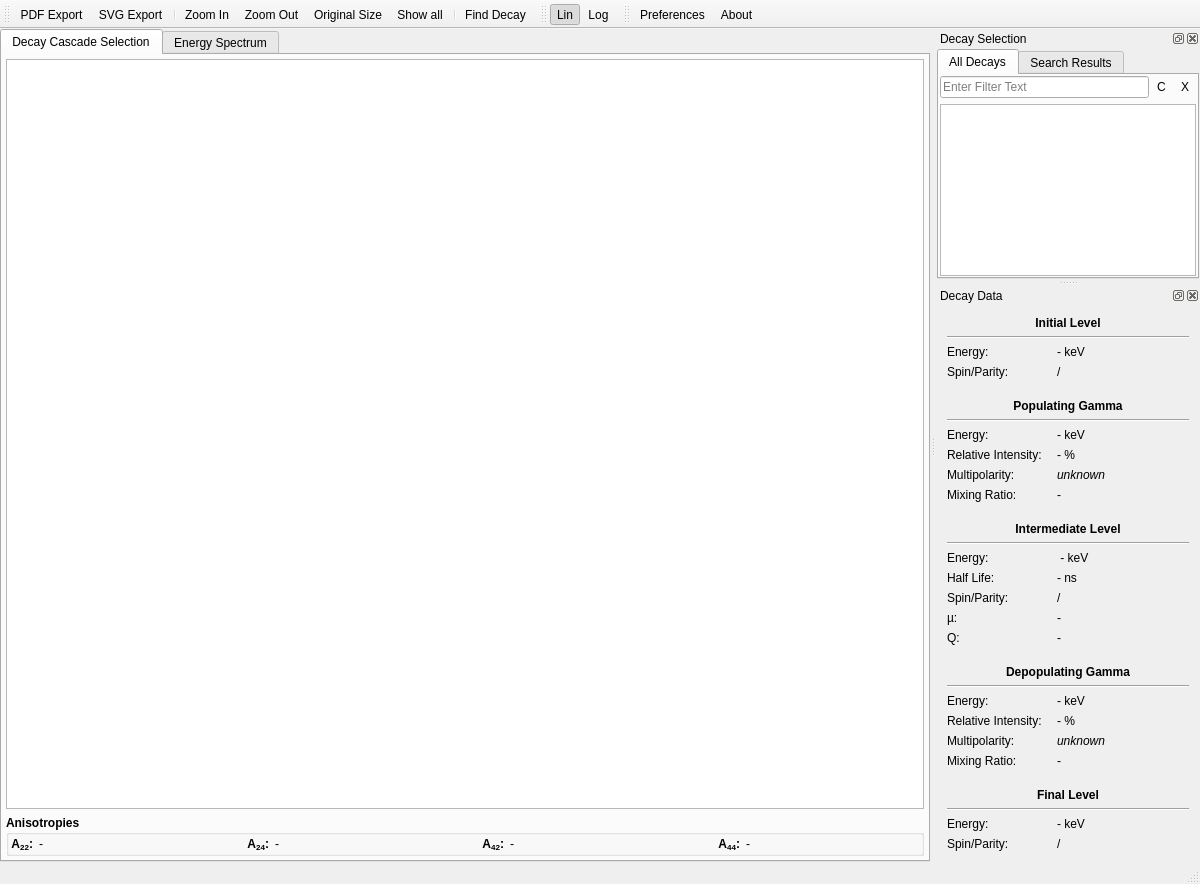
Before: the Qt Designer form trunk/Kaihen.ui in ferdymercury/nuclei, drawn with Qt 5.
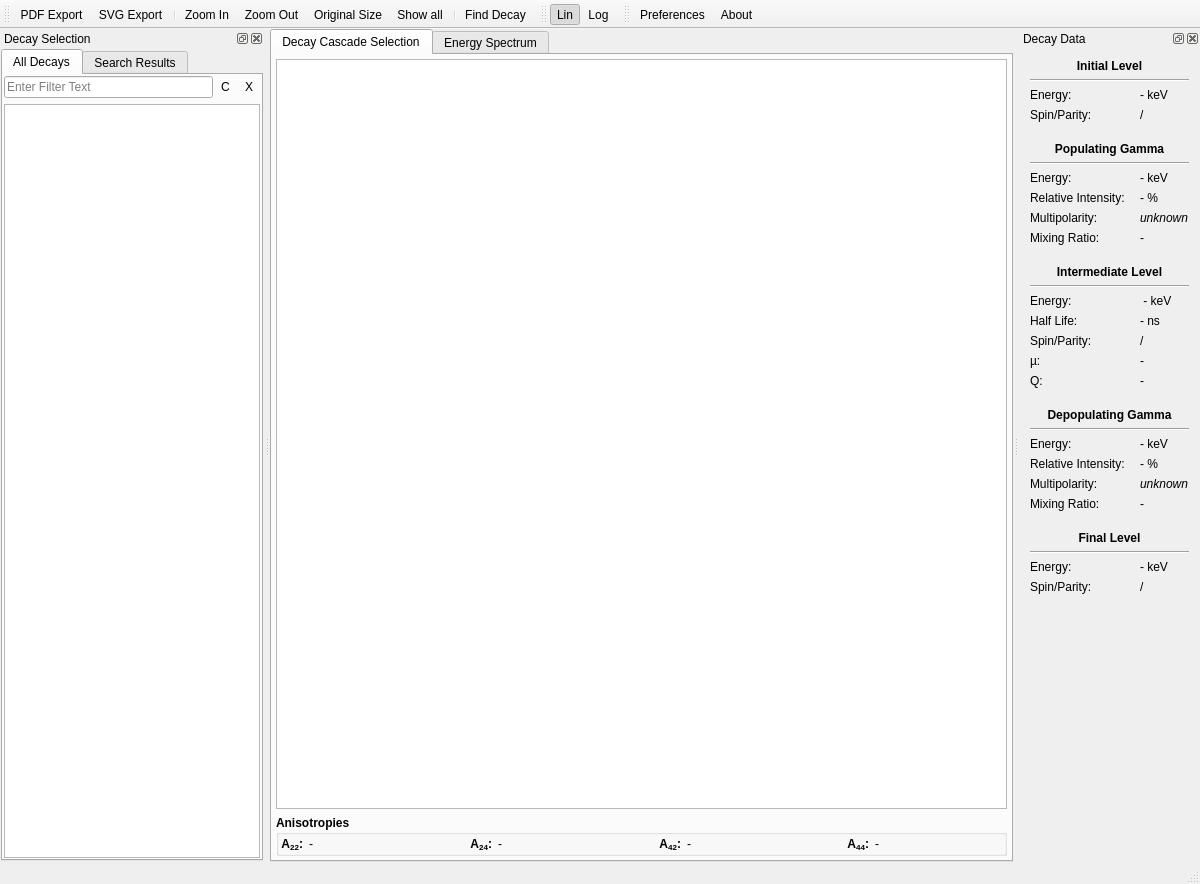
After: the same form once the commit is applied. Icons and pictures are not drawn. Custom widgets are drawn as their Qt base class.

The edit to the form file:
```diff
--- a/trunk/Kaihen.ui
+++ b/trunk/Kaihen.ui
@@ -289,7 +289,7 @@
     <string>Decay Selection</string>
    </property>
    <attribute name="dockWidgetArea">
-    <number>2</number>
+    <number>1</number>
    </attribute>
    <widget class="QWidget" name="dockWidgetContents_2">
     <layout class="QVBoxLayout" name="verticalLayout">
```
